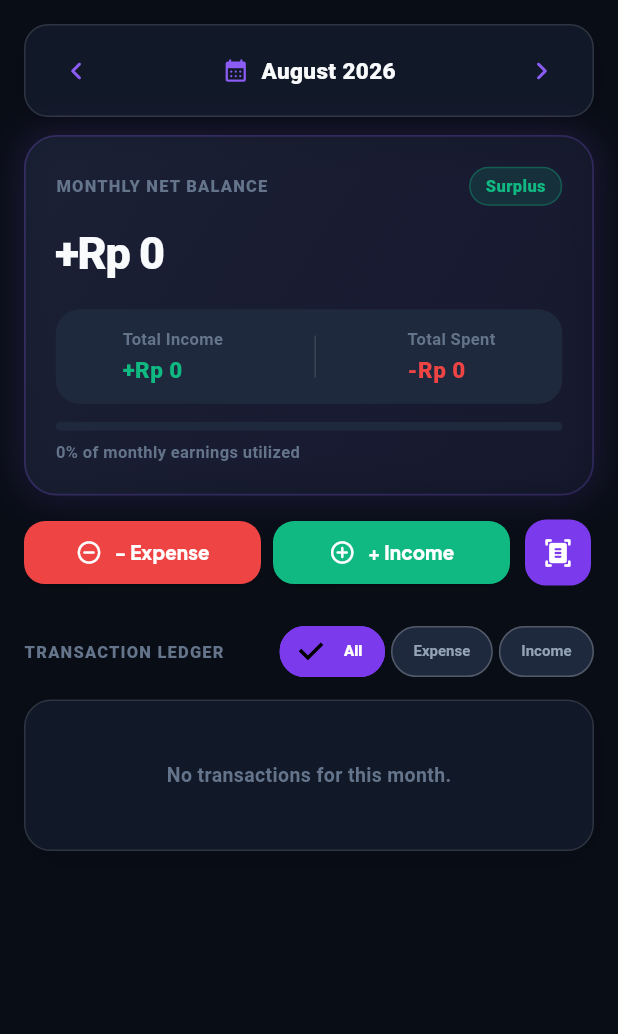
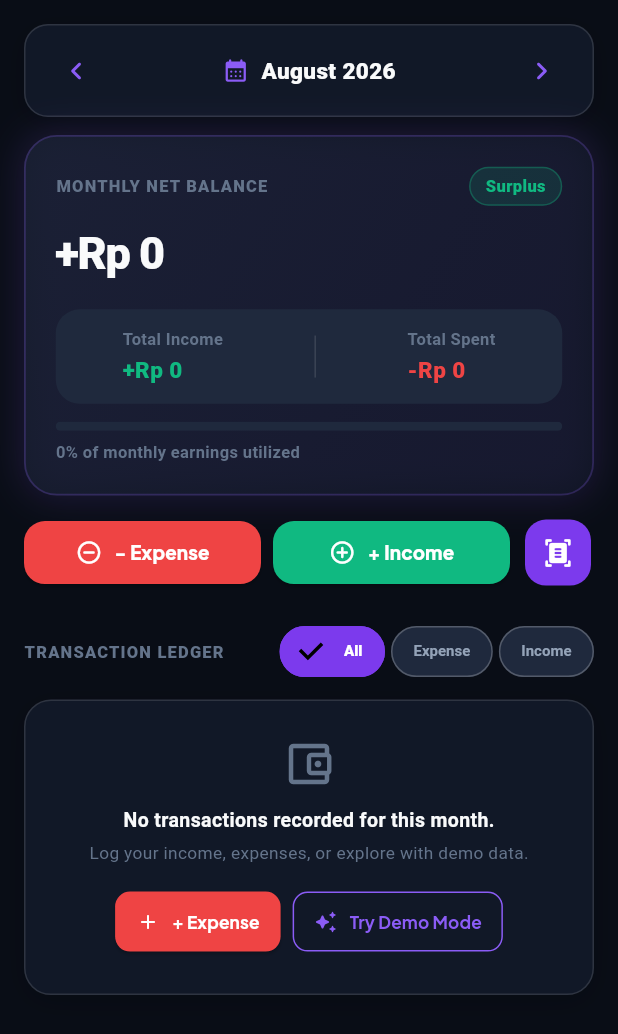
Before and after one commit to rizzqimln/pocketsly, a Flutter app: the BudgetView widget shown alone on an empty page, opened directly, on a phone screen of 412 x 824 dp. Shown: the top 1034 px of the screen. Run offline on Flutter 3.47's test engine with Material 3 defaults, Android fonts, the phone set to English and light mode, and no system bars; our stand-ins replace google_fonts, shared_preferences; accounts and stored records are empty; network calls fail.

Commit message:
fix(mobile): resolve app bar overflow, schedule event aliases, and empty guest states
- Fixed App Bar RenderFlex overflow across narrow viewports
- Added /api/schedules alias to /api/events in server.py and functions/api
- Enhanced ScheduleItem.fromJson for flexible day_of_week, location, and time parsing
- Enhanced empty ledger and schedule views with 1-tap demo mode triggers
- Verified with 9/9 Flutter tests and built release APK (53.8MB)

```diff
--- a/mobile/lib/views/budget/budget_view.dart
+++ b/mobile/lib/views/budget/budget_view.dart
@@ -468,13 +468,49 @@ class _BudgetViewState extends State<BudgetView> {
           const SizedBox(height: 8),
 
           if (filteredTransactions.isEmpty)
-            const GlassCard(
+            GlassCard(
               borderRadius: 18,
-              child: Padding(
-                padding: EdgeInsets.all(24),
-                child: Center(
-                  child: Text('No transactions for this month.', style: TextStyle(color: AppColors.textMuted, fontWeight: FontWeight.w600)),
-                ),
+              padding: const EdgeInsets.all(24),
+              child: Column(
+                children: [
+                  const Icon(Icons.account_balance_wallet_outlined, size: 36, color: AppColors.textMuted),
+                  const SizedBox(height: 10),
+                  const Text('No transactions recorded for this month.', style: TextStyle(color: AppColors.textPrimary, fontWeight: FontWeight.w700, fontSize: 13)),
+                  const SizedBox(height: 4),
+                  const Text('Log your income, expenses, or explore with demo data.', style: TextStyle(color: AppColors.textMuted, fontSize: 11.5)),
+                  const SizedBox(height: 14),
+                  Row(
+                    mainAxisAlignment: MainAxisAlignment.center,
+                    children: [
+                      ElevatedButton.icon(
+                        onPressed: () => _openEntry('expense'),
+                        style: ElevatedButton.styleFrom(
+                          backgroundColor: AppColors.danger,
+                          foregroundColor: Colors.white,
+                          padding: const EdgeInsets.symmetric(horizontal: 14, vertical: 10),
+                          shape: RoundedRectangleBorder(borderRadius: BorderRadius.circular(10)),
+                        ),
+                        icon: const Icon(Icons.add_rounded, size: 16),
+                        label: const Text('+ Expense', style: TextStyle(fontSize: 11.5, fontWeight: FontWeight.w700)),
+                      ),
+                      const SizedBox(width: 8),
+                      OutlinedButton.icon(
+                        onPressed: () async {
+                          await ApiClient.instance.loginAsDemoUser();
+                          _loadBudgetData();
+                        },
+                        style: OutlinedButton.styleFrom(
+                          side: const BorderSide(color: AppColors.primaryLight),
+                          foregroundColor: AppColors.primaryLight,
+                          padding: const EdgeInsets.symmetric(horizontal: 14, vertical: 10),
+                          shape: RoundedRectangleBorder(borderRadius: BorderRadius.circular(10)),
+                        ),
+                        icon: const Icon(Icons.auto_awesome_rounded, size: 16),
+                        label: const Text('Try Demo Mode', style: TextStyle(fontSize: 11.5, fontWeight: FontWeight.w700)),
+                      ),
+                    ],
+                  ),
+                ],
               ),
             )
           else
--- a/mobile/lib/views/curriculum/courses_manager_view.dart
+++ b/mobile/lib/views/curriculum/courses_manager_view.dart
@@ -160,11 +160,17 @@ class _CoursesManagerViewState extends State<CoursesManagerView> {
                       final hours = double.tryParse(hoursController.text) ?? 1.0;
                       Navigator.pop(ctx);
                       final today = DateTime.now().toIso8601String().substring(0, 10);
+                      final matchedCourse = _courses.firstWhere(
+                        (c) => c.id == selectedCourseId,
+                        orElse: () => CourseItem(id: 0, code: '', name: 'Independent Study'),
+                      );
                       await ApiClient.instance.post(ApiEndpoints.studyLogs, {
                         'course_id': selectedCourseId,
+                        'course_name': matchedCourse.name,
                         'hours': hours,
                         'notes': topicController.text.trim(),
                         'date': today,
+                        'log_date': today,
                       });
                       _loadCoursesAndLogs();
                     },
--- a/mobile/lib/views/notes/notes_view.dart
+++ b/mobile/lib/views/notes/notes_view.dart
@@ -231,12 +231,14 @@ class _NotesViewState extends State<NotesView> with SingleTickerProviderStateMix
                               await ApiClient.instance.post(ApiEndpoints.notes, {
                                 'title': title.isEmpty ? 'Untitled Reflection' : title,
                                 'content': content,
+                                'body': content,
                                 'mood': currentMood,
                               });
                             } else {
                               await ApiClient.instance.patch(ApiEndpoints.note(note.id), {
                                 'title': title.isEmpty ? 'Untitled Reflection' : title,
                                 'content': content,
+                                'body': content,
                                 'mood': currentMood,
                               });
                             }
```
Also changed, not shown: mobile/lib/core/models/models.dart (+23 -4 lines), mobile/lib/main.dart (+25 -20 lines), mobile/lib/views/schedule/schedule_view.dart (+39 -1 lines), 2 other files.
